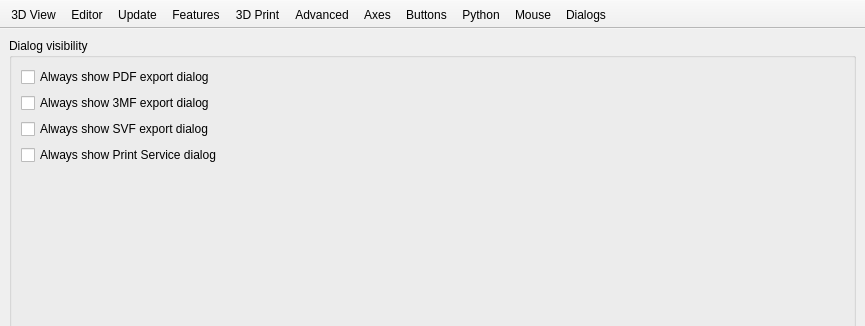
Old version of the form src/gui/Preferences.ui in the repository openscad/openscad; both pictures show x 0 to 865 and y 0 to 326 of the 865 by 860 pixel window.
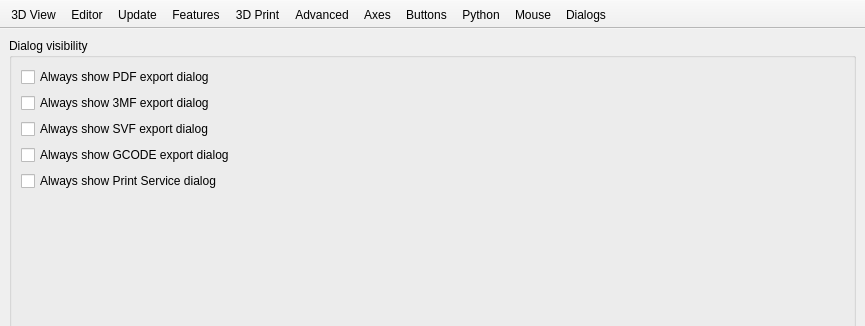
New version of the form. The open tabs and pages were chosen to show the change. Icons and pictures are not drawn. Custom widgets are drawn as their Qt base class.

Commit message: feat: added Gcode file format option menu

The edit to the form file:
```diff
--- a/src/gui/Preferences.ui
+++ b/src/gui/Preferences.ui
@@ -2960,6 +2960,13 @@
              </property>
             </widget>
            </item>
+           <item>
+            <widget class="QCheckBox" name="checkBoxAlwaysShowExportGcodeDialog">
+             <property name="text">
+              <string>Always show GCODE export dialog</string>
+             </property>
+            </widget>
+           </item>
            <item>
             <widget class="QCheckBox" name="checkBoxAlwaysShowPrintServiceDialog">
              <property name="text">
```
The commit also changes 9 other files.
